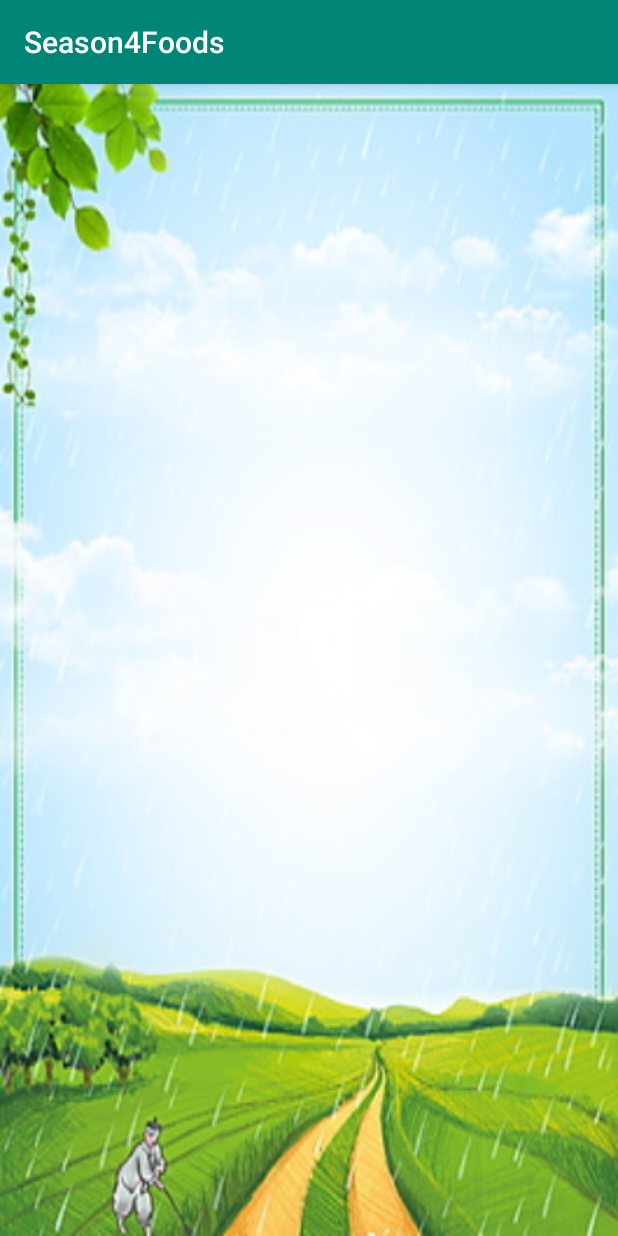
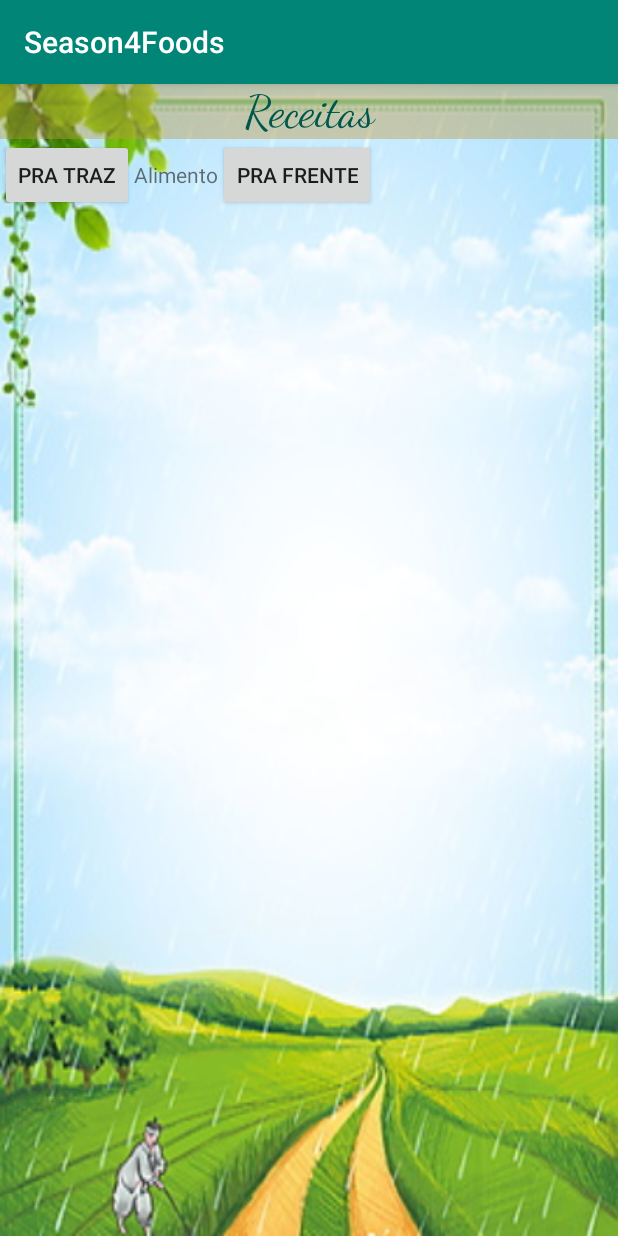
Before and after one commit to MichaelToniolo/Season4Foods, an Android app: the ActivityReceitas screen opened directly, with no data from a screen before it, on a phone screen of 412 x 824 dp. Run offline under Robolectric (Android 15) with nearby library versions, the phone set to English and light mode, and no system bars.

Commit message:
Mudança de Background ao clicar no mes
Ao clicar em determinados meses como dezembro,  setembro, junho e março o background irá mudar conforme a estação do ano

```diff
--- a/Season4Foods/app/build.gradle
+++ b/Season4Foods/app/build.gradle
@@ -26,4 +26,5 @@ dependencies {
     testImplementation 'junit:junit:4.12'
     androidTestImplementation 'androidx.test:runner:1.1.1'
     androidTestImplementation 'androidx.test.espresso:espresso-core:3.1.1'
+    implementation 'androidx.recyclerview:recyclerview:1.0.0'
 }
--- a/Season4Foods/app/src/main/java/com/example/season4foods/MainActivity.java
+++ b/Season4Foods/app/src/main/java/com/example/season4foods/MainActivity.java
@@ -2,15 +2,19 @@ package com.example.season4foods;
 
 import androidx.annotation.NonNull;
 import androidx.annotation.Nullable;
+import androidx.annotation.RequiresApi;
 import androidx.appcompat.app.AppCompatActivity;
 
 import android.content.Context;
 import android.content.Intent;
+import android.graphics.drawable.Drawable;
+import android.os.Build;
 import android.os.Bundle;
 import android.view.ContextMenu;
 import android.view.LayoutInflater;
 import android.view.ViewGroup;
 import android.widget.CalendarView;
+import android.widget.LinearLayout;
 import android.widget.ListView;
 import android.widget.TextView;
 import android.app.ListActivity;
@@ -23,6 +27,7 @@ import android.widget.AdapterView.OnItemClickListener;
 import org.w3c.dom.Text;
 
 import java.util.List;
+
 public class MainActivity extends AppCompatActivity {
 
 
@@ -30,6 +35,7 @@ public class MainActivity extends AppCompatActivity {
     TextView TxtMain;
     ListView listView;
     String Omes;
+    LinearLayout LinearLayout;
 
     @Override
     protected void onCreate(Bundle savedInstanceState) {
@@ -40,14 +46,14 @@ public class MainActivity extends AppCompatActivity {
         CalendarioView = (CalendarView) findViewById(R.id.CalendarioView);
         TxtMain = (TextView) findViewById(R.id.TxtMain);
         listView = (ListView) findViewById(R.id.lista_alimentos);
+        LinearLayout = (LinearLayout) findViewById(R.id.menu_principal);
 
             //DEFINE VALOR LIST VIEW
             listView  = (ListView) findViewById(R.id.lista_alimentos);
             CalendarioView = (CalendarView)findViewById(R.id.CalendarioView);
 
-
-
         CalendarioView.setOnDateChangeListener(new CalendarView.OnDateChangeListener() {
+            @RequiresApi(api = Build.VERSION_CODES.JELLY_BEAN)
             @Override
             public void onSelectedDayChange(@NonNull CalendarView calendarView, int i, int i1, int i2) {
 
@@ -111,8 +117,9 @@ public class MainActivity extends AppCompatActivity {
                                         "Rúcula",
                                         "Tangerina",
 
+                                };
 
-                                };
+                        LinearLayout.setBackgroundResource(R.drawable.outono_bg);
 
                         adapter = new ArrayAdapter<String>(MainActivity.this, R.layout.support_simple_spinner_dropdown_item, Omes);
 
@@ -161,6 +168,8 @@ public class MainActivity extends AppCompatActivity {
                                         "LARANJA"
                                 };
 
+                        LinearLayout.setBackgroundResource(R.drawable.inverno_bg);
+
                         adapter = new ArrayAdapter<String>(MainActivity.this, R.layout.support_simple_spinner_dropdown_item, Omes);
 
                         listView.setAdapter(adapter);
@@ -207,6 +216,8 @@ public class MainActivity extends AppCompatActivity {
                                         "Tangerina",
 
                                 };
+
+                        LinearLayout.setBackgroundResource(R.drawable.primavera_bg);
 
                         adapter = new ArrayAdapter<String>(MainActivity.this, R.layout.support_simple_spinner_dropdown_item, Omes);
 
@@ -273,6 +284,8 @@ public class MainActivity extends AppCompatActivity {
                                         "Tender"
                                 };
 
+                        LinearLayout.setBackgroundResource(R.drawable.verao_bg);
+
                         adapter = new ArrayAdapter<String>(MainActivity.this, R.layout.support_simple_spinner_dropdown_item, Omes);
 
                         listView.setAdapter(adapter);
@@ -281,6 +294,8 @@ public class MainActivity extends AppCompatActivity {
                     default:
 
                 }
+
+
             }
         });
 
@@ -304,5 +319,8 @@ public class MainActivity extends AppCompatActivity {
 
                 }
             });
+
+
+
         }
     }
--- a/Season4Foods/app/src/main/res/layout/activity_main.xml
+++ b/Season4Foods/app/src/main/res/layout/activity_main.xml
@@ -9,6 +9,7 @@
     android:background="@drawable/backgroundmain"
     android:orientation="vertical"
     tools:context=".MainActivity"
+    android:id="@+id/menu_principal"
     >
 
     <TextView
--- a/Season4Foods/app/src/main/res/layout/activity_receitas.xml
+++ b/Season4Foods/app/src/main/res/layout/activity_receitas.xml
@@ -9,4 +9,61 @@
     >
 
 
+    <LinearLayout
+        android:layout_width="match_parent"
+        android:layout_height="match_parent"
+        android:orientation="vertical">
+
+        <LinearLayout
+            android:layout_width="match_parent"
+            android:layout_height="wrap_content"
+            android:orientation="vertical">
+
+            <TextView
+                android:id="@+id/titulo"
+                android:layout_width="match_parent"
+                android:layout_height="wrap_content"
+                android:layout_weight="1"
+                android:background="@color/MyBackgroundFontColor"
+                android:fontFamily="cursive"
+                android:text="Receitas"
+                android:textAlignment="center"
+                android:textColor="@color/colorPrimaryDark"
+                android:textFontWeight="@android:integer/config_mediumAnimTime"
+                android:textSize="30dp" />
+
+            <ImageView
+                android:id="@+id/Foto_alimento"
+                android:layout_width="match_parent"
+                android:layout_height="wrap_content"
+                android:layout_weight="1"
+                tools:srcCompat="@tools:sample/avatars[3]" />
+
+        </LinearLayout>
+
+        <LinearLayout
+            android:layout_width="match_parent"
+            android:layout_height="match_parent"
+            android:layout_weight="1">
+
+            <Button
+                android:id="@+id/button"
+                android:layout_width="wrap_content"
+                android:layout_height="wrap_content"
+                android:text="Pra Traz" />
+
+            <TextView
+                android:id="@+id/nome_alimento"
+                android:layout_width="wrap_content"
+                android:layout_height="wrap_content"
+                android:text="Alimento" />
+
+            <Button
+                android:id="@+id/button2"
+                android:layout_width="wrap_content"
+                android:layout_height="wrap_content"
+                android:text="Pra Frente" />
+        </LinearLayout>
+    </LinearLayout>
+
 </androidx.constraintlayout.widget.ConstraintLayout>
```
Also changed, not shown: Season4Foods/app/src/main/res/drawable/generico.png (added), Season4Foods/app/src/main/res/drawable/inverno_bg.png (added), Season4Foods/app/src/main/res/drawable/outono_bg.png (added), Season4Foods/app/src/main/res/drawable/primavera_bg.png (added), Season4Foods/app/src/main/res/drawable/verao_bg.png (added).
